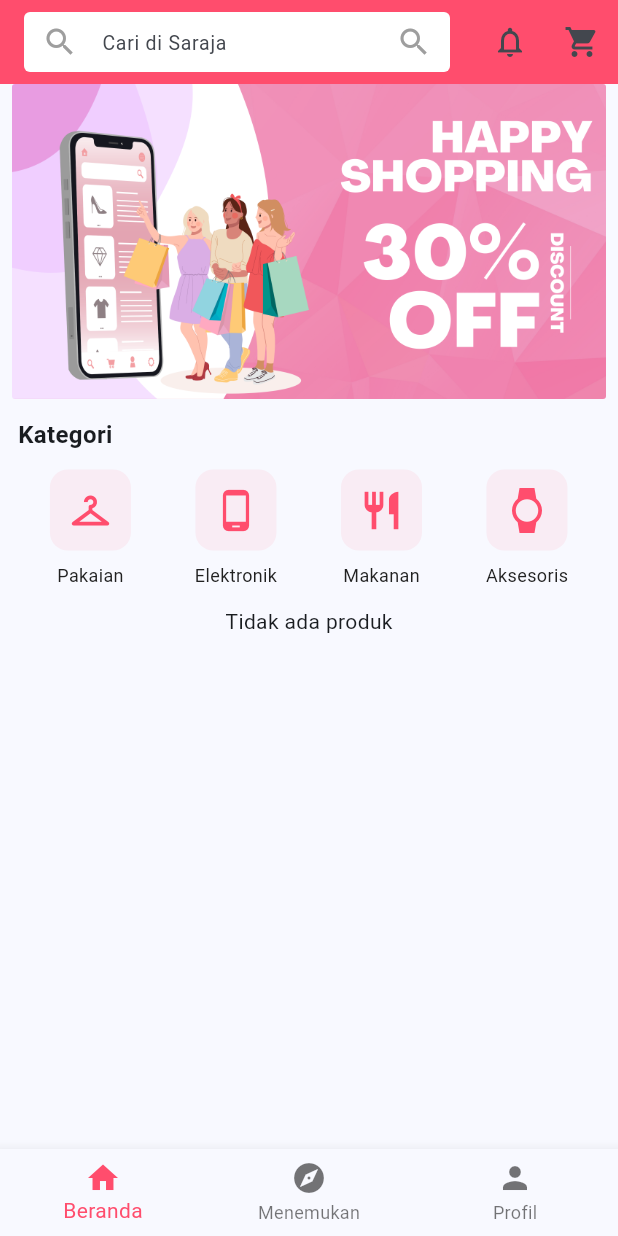
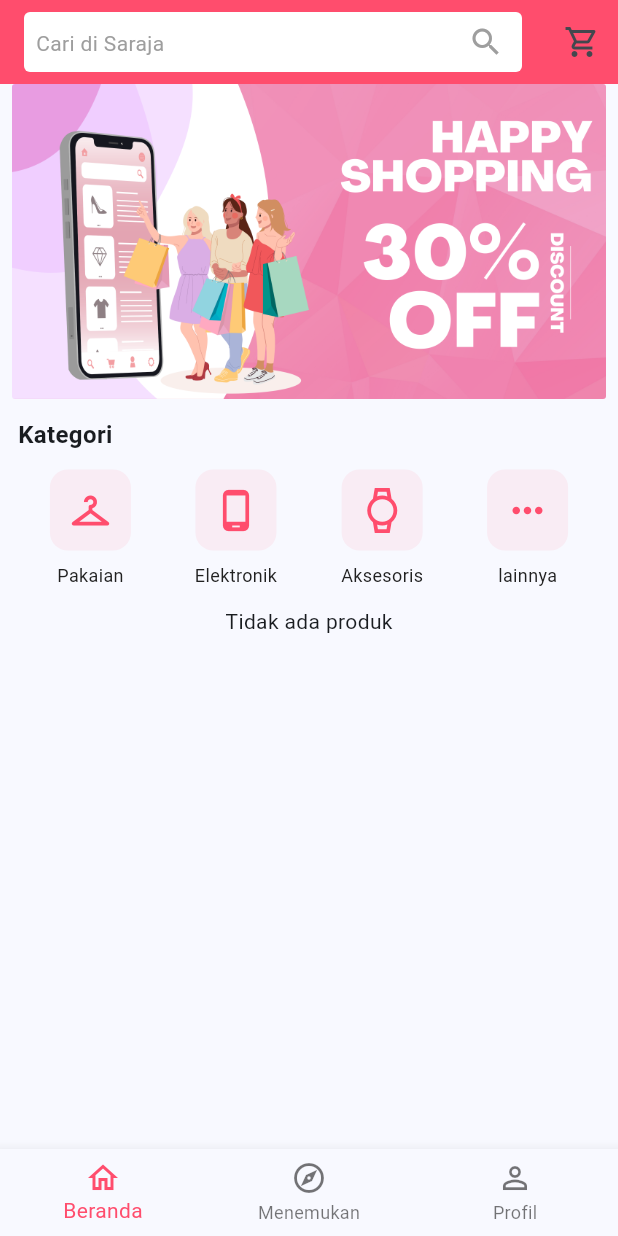
Before and after one commit to andhikafajarprayoga/ecommerce_kumbly, a Flutter app: the BuyerHomeScreen screen opened by its route, on a phone screen of 412 x 824 dp. Run offline on Flutter 3.47's test engine with Material 3 defaults, Android fonts, the phone set to English and light mode, and no system bars; our stand-ins replace flutter_map, geocoding, get, google_fonts, image_picker, latlong2 and 2 more; accounts and stored records are empty.

Commit message:
Enhance UI and search functionality with Google Fonts and icon updates
- Add Google Fonts package for consistent typography
- Update AppTheme with custom text styles and icon themes
- Improve search functionality in home and find screens
- Refactor icons to use outlined variants
- Update category icons and search interaction
- Implement more consistent text and icon styling

```diff
--- a/lib/pages/buyer/home_screen.dart
+++ b/lib/pages/buyer/home_screen.dart
@@ -21,6 +21,7 @@ class _BuyerHomeScreenState extends State<BuyerHomeScreen> {
   final ProductController productController = Get.put(ProductController());
   final AuthController authController = Get.find<AuthController>();
   int _selectedIndex = 0;
+  final TextEditingController searchController = TextEditingController();
 
   @override
   void initState() {
@@ -57,16 +58,22 @@ class _BuyerHomeScreenState extends State<BuyerHomeScreen> {
               title: Container(
                 height: 40,
                 child: TextField(
+                  controller: searchController,
+                  style: Theme.of(context).textTheme.bodyLarge,
                   decoration: InputDecoration(
                     filled: true,
                     fillColor: Colors.white,
                     hintText: 'Cari di Saraja',
-                    hintStyle: TextStyle(fontSize: 13),
-                    prefixIcon: Icon(Icons.search, color: AppTheme.textHint),
+                    hintStyle: Theme.of(context).textTheme.bodyMedium?.copyWith(
+                          color: AppTheme.textHint,
+                        ),
                     suffixIcon: IconButton(
                       icon: Icon(Icons.search, color: AppTheme.textHint),
                       onPressed: () {
+                        final searchValue = searchController.text;
                         setState(() => _selectedIndex = 1);
+                        productController.searchQuery.value = searchValue;
+                        productController.searchProducts(searchValue);
                       },
                     ),
                     border: OutlineInputBorder(
@@ -79,16 +86,13 @@ class _BuyerHomeScreenState extends State<BuyerHomeScreen> {
                   onSubmitted: (value) {
                     setState(() => _selectedIndex = 1);
                     productController.searchQuery.value = value;
+                    productController.searchProducts(value);
                   },
                 ),
               ),
               actions: [
                 IconButton(
-                  icon: Icon(Icons.notifications_none),
-                  onPressed: () {},
-                ),
-                IconButton(
-                  icon: Icon(Icons.shopping_cart),
+                  icon: Icon(Icons.shopping_cart_outlined),
                   onPressed: () => Get.to(() => CartScreen()),
                 ),
               ],
@@ -98,15 +102,15 @@ class _BuyerHomeScreenState extends State<BuyerHomeScreen> {
       bottomNavigationBar: BottomNavigationBar(
         items: const <BottomNavigationBarItem>[
           BottomNavigationBarItem(
-            icon: Icon(Icons.home),
+            icon: Icon(Icons.home_outlined),
             label: 'Beranda',
           ),
           BottomNavigationBarItem(
-            icon: Icon(Icons.explore),
+            icon: Icon(Icons.explore_outlined),
             label: 'Menemukan',
           ),
           BottomNavigationBarItem(
-            icon: Icon(Icons.person),
+            icon: Icon(Icons.person_outline),
             label: 'Profil',
           ),
         ],
@@ -195,26 +199,26 @@ class _BuyerHomeScreenState extends State<BuyerHomeScreen> {
                     mainAxisAlignment: MainAxisAlignment.spaceAround,
                     children: [
                       CategoryIcon(
-                        icon: Icons.checkroom,
+                        icon: Icons.checkroom_outlined,
                         label: 'Pakaian',
                         onTap: () =>
                             productController.filterByCategory('fashion'),
                       ),
                       CategoryIcon(
-                        icon: Icons.phone_android,
+                        icon: Icons.phone_android_outlined,
                         label: 'Elektronik',
                         onTap: () =>
                             productController.filterByCategory('elektronik'),
                       ),
                       CategoryIcon(
-                        icon: Icons.restaurant,
-                        label: 'Makanan',
+                        icon: Icons.watch_outlined,
+                        label: 'Aksesoris',
                         onTap: () =>
-                            productController.filterByCategory('makanan'),
+                            productController.filterByCategory('aksesoris'),
                       ),
                       CategoryIcon(
-                        icon: Icons.watch,
-                        label: 'Aksesoris',
+                        icon: Icons.more_horiz,
+                        label: 'lainnya',
                         onTap: () =>
                             productController.filterByCategory('aksesoris'),
                       ),
@@ -361,21 +365,15 @@ class ProductCard extends StatelessWidget {
                       SizedBox(width: 4),
                       Text(
                         'Terjual ${product['sales'] ?? 0}',
-                        style: TextStyle(
-                          color: AppTheme.textSecondary,
-                          fontSize: 11,
-                        ),
+                        style: Theme.of(context).textTheme.bodySmall,
                       ),
                     ],
                   ),
                   SizedBox(height: 4),
                   Row(
                     children: [
-                      Icon(
-                        Icons.location_on,
-                        size: 12,
-                        color: AppTheme.textHint,
-                      ),
+                      Icon(Icons.location_on_outlined,
+                          size: 12, color: AppTheme.textHint),
                       SizedBox(width: 4),
                       Expanded(
                         child: FutureBuilder(
@@ -390,19 +388,13 @@ class ProductCard extends StatelessWidget {
                               return Text(
                                 merchant['store_address'] ??
                                     'Alamat tidak tersedia',
-                                style: TextStyle(
-                                  color: AppTheme.textSecondary,
-                                  fontSize: 11,
-                                ),
+                                style: Theme.of(context).textTheme.bodySmall,
                                 overflow: TextOverflow.ellipsis,
                               );
                             }
                             return Text(
                               'Memuat...',
-                              style: TextStyle(
-                                color: AppTheme.textSecondary,
-                                fontSize: 11,
-                              ),
+                              style: Theme.of(context).textTheme.bodySmall,
                             );
                           },
                         ),
--- a/lib/theme/app_theme.dart
+++ b/lib/theme/app_theme.dart
@@ -1,5 +1,5 @@
 import 'package:flutter/material.dart';
-
+import 'package:google_fonts/google_fonts.dart';
 class AppTheme {
   // Warna Utama
   static const Color primaryLight = Color(0xFFFF758F); // Light Pink
@@ -16,19 +16,65 @@ class AppTheme {
   static const Color textSecondary = Color(0xFF757575);
   static const Color textHint = Color(0xFF9E9E9E);
 
+  // Font Styles menggunakan Google Fonts
+  static final TextTheme textTheme = TextTheme(
+    displayLarge: GoogleFonts.poppins(
+      fontSize: 32,
+      fontWeight: FontWeight.bold,
+      color: textPrimary,
+    ),
+    displayMedium: GoogleFonts.poppins(
+      fontSize: 28,
+      fontWeight: FontWeight.w600,
+      color: textPrimary,
+    ),
+    displaySmall: GoogleFonts.poppins(
+      fontSize: 24,
+      fontWeight: FontWeight.w600,
+      color: textPrimary,
+    ),
+    headlineMedium: GoogleFonts.poppins(
+      fontSize: 20,
+      fontWeight: FontWeight.w500,
+      color: textPrimary,
+    ),
+    titleLarge: GoogleFonts.poppins(
+      fontSize: 18,
+      fontWeight: FontWeight.w500,
+      color: textPrimary,
+    ),
+    bodyLarge: GoogleFonts.inter(
+      fontSize: 16,
+      fontWeight: FontWeight.normal,
+      color: textPrimary,
+    ),
+    bodyMedium: GoogleFonts.inter(
+      fontSize: 14,
+      fontWeight: FontWeight.normal,
+      color: textPrimary,
+    ),
+    bodySmall: GoogleFonts.inter(
+      fontSize: 12,
+      color: textSecondary,
+    ),
+  );
+
   // Custom Theme Data
   static ThemeData get theme {
     return ThemeData(
+      // Gunakan Google Fonts untuk default font
+      textTheme: textTheme,
+      primaryTextTheme: textTheme,
+
       // Warna Utama
       primaryColor: primary,
       primaryColorLight: primaryLight,
       primaryColorDark: primaryDark,
 
-      // Warna Accent/Secondary
-      colorScheme: ColorScheme.light(
-        primary: primary,
-        secondary: primaryLight,
-        error: error,
+      // Icon Theme
+      iconTheme: IconThemeData(
+        color: primary,
+        size: 24,
       ),
 
       // AppBar Theme
@@ -36,7 +82,7 @@ class AppTheme {
         backgroundColor: primary,
         elevation: 0,
         iconTheme: IconThemeData(color: Colors.white),
-        titleTextStyle: TextStyle(
+        titleTextStyle: GoogleFonts.poppins(
           color: Colors.white,
           fontSize: 20,
           fontWeight: FontWeight.w500,
@@ -48,6 +94,10 @@ class AppTheme {
         style: ElevatedButton.styleFrom(
           backgroundColor: primary,
           foregroundColor: Colors.white,
+          textStyle: GoogleFonts.poppins(
+            fontSize: 16,
+            fontWeight: FontWeight.w500,
+          ),
           shape: RoundedRectangleBorder(
             borderRadius: BorderRadius.circular(8),
           ),
@@ -58,6 +108,10 @@ class AppTheme {
       textButtonTheme: TextButtonThemeData(
         style: TextButton.styleFrom(
           foregroundColor: primary,
+          textStyle: GoogleFonts.poppins(
+            fontSize: 14,
+            fontWeight: FontWeight.w500,
+          ),
         ),
       ),
 
@@ -65,6 +119,8 @@ class AppTheme {
       inputDecorationTheme: InputDecorationTheme(
         filled: true,
         fillColor: Colors.white,
+        labelStyle: GoogleFonts.inter(color: textSecondary),
+        hintStyle: GoogleFonts.inter(color: textHint),
         border: OutlineInputBorder(
           borderRadius: BorderRadius.circular(8),
           borderSide: BorderSide(color: primaryLight),
@@ -88,4 +144,18 @@ class AppTheme {
       ),
     );
   }
+
+  // Contoh penggunaan icon
+  static const IconData homeIcon = Icons.home_outlined;
+  static const IconData cartIcon = Icons.shopping_cart_outlined;
+  static const IconData profileIcon = Icons.person_outline;
+  static const IconData searchIcon = Icons.search;
+  static const IconData favoriteIcon = Icons.favorite_border;
+  static const IconData addIcon = Icons.add;
+  static const IconData removeIcon = Icons.remove;
+  static const IconData deleteIcon = Icons.delete_outline;
+  static const IconData editIcon = Icons.edit_outlined;
+  static const IconData locationIcon = Icons.location_on_outlined;
+  static const IconData paymentIcon = Icons.payment_outlined;
+  static const IconData notificationIcon = Icons.notifications_outlined;
 }
--- a/pubspec.yaml
+++ b/pubspec.yaml
@@ -44,6 +44,7 @@ dependencies:
   http: ^1.3.0
   intl: ^0.20.1
   geocoding: ^3.0.0
+  google_fonts: ^6.2.1
 
 dev_dependencies:
   flutter_test:
```
Also changed, not shown: lib/pages/buyer/find/find_screen.dart (+10 -1 lines), pubspec.lock.
